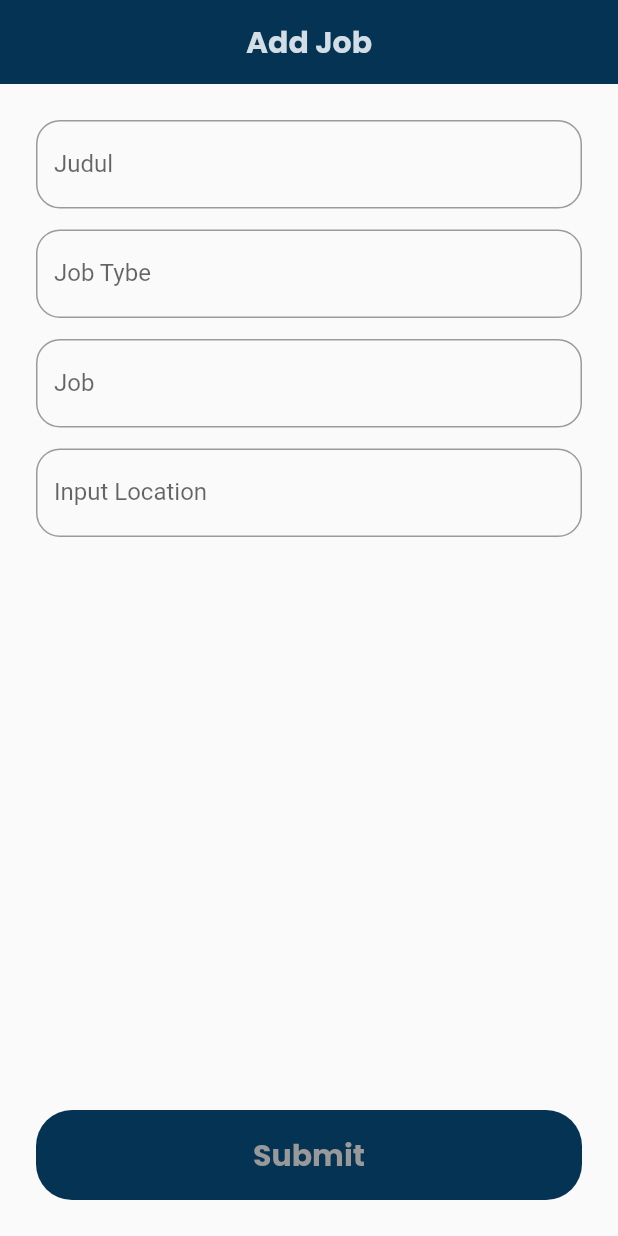
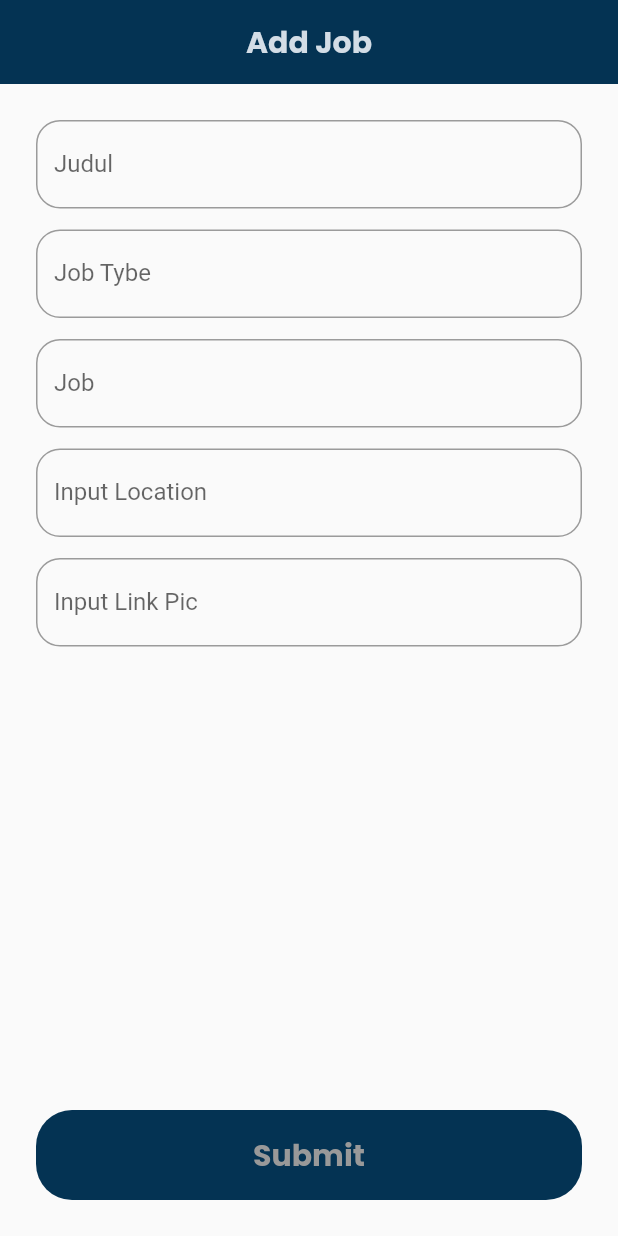
Before and after one commit to daffajulistyo/mau_kerja, a Flutter app: the screen it shows after launch, after a tap on the "add" icon, on a phone screen of 412 x 824 dp. Run offline on Flutter 3.47's test engine with Material 2 defaults, Android fonts, the phone set to English and light mode, and no system bars; our stand-ins replace cloud_firestore, curved_navigation_bar, firebase_core, google_fonts, readmore, salomon_bottom_bar and 1 more; accounts and stored records are empty; network calls fail.

Commit message:
Time Line

```diff
--- a/lib/screen/add_job_page.dart
+++ b/lib/screen/add_job_page.dart
@@ -9,6 +9,7 @@ class AddJobPage extends StatelessWidget {
   final TextEditingController jobTypeController = TextEditingController();
   final TextEditingController jobController = TextEditingController();
   final TextEditingController locController = TextEditingController();
+  final TextEditingController picController = TextEditingController();
   AddJobPage({Key? key}) : super(key: key);
 
   @override
@@ -90,6 +91,21 @@ class AddJobPage extends StatelessWidget {
                 ),
               ),
             ),
+            const SizedBox(
+              height: 14,
+            ),
+            TextFormField(
+              controller: picController,
+              keyboardType: TextInputType.multiline,
+              decoration: const InputDecoration(
+                hintText: 'Picture',
+                labelText: "Input Link Pic",
+                hintStyle: TextStyle(color: Colors.grey),
+                border: OutlineInputBorder(
+                  borderRadius: BorderRadius.all(Radius.circular(16.0)),
+                ),
+              ),
+            ),
           ],
         ),
       ),
@@ -102,12 +118,14 @@ class AddJobPage extends StatelessWidget {
               'type': jobTypeController.text,
               'job': jobController.text,
               'location': locController.text,
+              'picture': picController.text,
             });
 
             titleController.text = '';
             jobTypeController.text = '';
             jobController.text = '';
             locController.text = '';
+            picController.text = '';
 
             Navigator.push(
                 context, MaterialPageRoute(builder: (context) => const MainPage()));
--- a/lib/screen/home_page.dart
+++ b/lib/screen/home_page.dart
@@ -1,4 +1,6 @@
+import 'package:cloud_firestore/cloud_firestore.dart';
 import 'package:flutter/material.dart';
+import 'package:mau_kerja/components/cart/card_job.dart';
 import 'package:mau_kerja/components/cart/card_popular_job.dart';
 import 'package:mau_kerja/components/cart/card_recommended_job.dart';
 import 'package:mau_kerja/models/mock/popularJob.dart';
@@ -11,6 +13,8 @@ class HomePage extends StatelessWidget {
 
   @override
   Widget build(BuildContext context) {
+    FirebaseFirestore firestore = FirebaseFirestore.instance;
+    CollectionReference jobs = firestore.collection("jobs");
     return Scaffold(
       backgroundColor: backgroudColor,
       // appBar: AppBar(
@@ -147,8 +151,7 @@ class HomePage extends StatelessWidget {
                 child: SingleChildScrollView(
                   scrollDirection: Axis.horizontal,
                   child: Row(
-                    children:
-                    mockRecommendedJob
+                    children: mockRecommendedJob
                         .map((e) => CardRecommendedJob(e))
                         .toList(),
                   ),
@@ -172,17 +175,75 @@ class HomePage extends StatelessWidget {
                     const SizedBox(
                       height: 16,
                     ),
-                    // const CardPopularJob()
-                    GridView.count(
+                    StreamBuilder<QuerySnapshot>(
+                      stream: jobs.orderBy('title').snapshots(),
+                      builder: (_, snapshot) {
+                        if (snapshot.hasData) {
+                          return GridView.count(
                             physics: const ScrollPhysics(),
                             mainAxisSpacing: 10,
                             crossAxisCount: 2,
                             crossAxisSpacing: 10,
                             childAspectRatio: (3 / 2.41),
                             shrinkWrap: true,
-                      children:
-                          mockPopularJob.map((e) => CardPopularJob(e)).toList(),
+                            children: snapshot.data!.docs
+                                .map(
+                                  (e) => CardJob(
+                                    (e.data() as dynamic)['title'],
+                                    (e.data() as dynamic)['type'],
+                                    (e.data() as dynamic)['job'],
+                                    (e.data() as dynamic)['location'],
+                                    (e.data() as dynamic)['picture'],
+                                    onDelete: () {
+                                      jobs.doc(e.id).delete();
+                                    },
                                   ),
+                                )
+                                .toList(),
+                          );
+                        } else {
+                          return const Text('Loading');
+                        }
+                      },
+                    ),
+                    const SizedBox(
+                      height: 16,
+                    ),
+                    // const CardPopularJob()
+                    // GridView.count(
+                    //   physics: const ScrollPhysics(),
+                    //   mainAxisSpacing: 10,
+                    //   crossAxisCount: 2,
+                    //   crossAxisSpacing: 10,
+                    //   childAspectRatio: (3 / 2.41),
+                    //   shrinkWrap: true,
+                    //   children:
+                    //       mockPopularJob.map((e) => CardPopularJob(e)).toList(),
+                    // ),
+                    // ListView(
+                    //   children: [
+                    //     StreamBuilder<QuerySnapshot>(
+                    //         stream: jobs.snapshots(),
+                    //         builder: (_, snapshot) {
+                    //           if (snapshot.hasData) {
+                    //             return Column(
+                    //                 children: snapshot.data!.docs
+                    //                     .map(
+                    //                       (e) => CardPopularJob(
+                    //                         (e.data() as dynamic)["title"],
+                    //                         (e.data() as dynamic)["subTitle"],
+                    //                         (e.data() as dynamic)["job"],
+                    //                         (e.data() as dynamic)["location"],
+                    //                       ),
+                    //                     )
+                    //                     .toList());
+                    //           } else {
+                    //             return const Text('Loading Data');
+                    //           }
+                    //         },
+                    //       )
+                    //   ],
+                    // )
                   ],
                 ),
               ),
--- a/pubspec.yaml
+++ b/pubspec.yaml
@@ -30,6 +30,7 @@ dependencies:
   cloud_firestore: ^3.1.0
   cupertino_icons: ^1.0.2
   curved_navigation_bar: ^1.0.1
+  file_picker: ^4.2.2+1
   firebase_core: ^1.10.0
   firebase_storage: ^10.1.0
   flutter:
```
Also changed, not shown: lib/components/cart/card_job.dart (added, +105 -0 lines), lib/models/mock/popularJob.dart (+48 -48 lines), pubspec.lock. Lines whose indentation alone changed are shown as unchanged.
